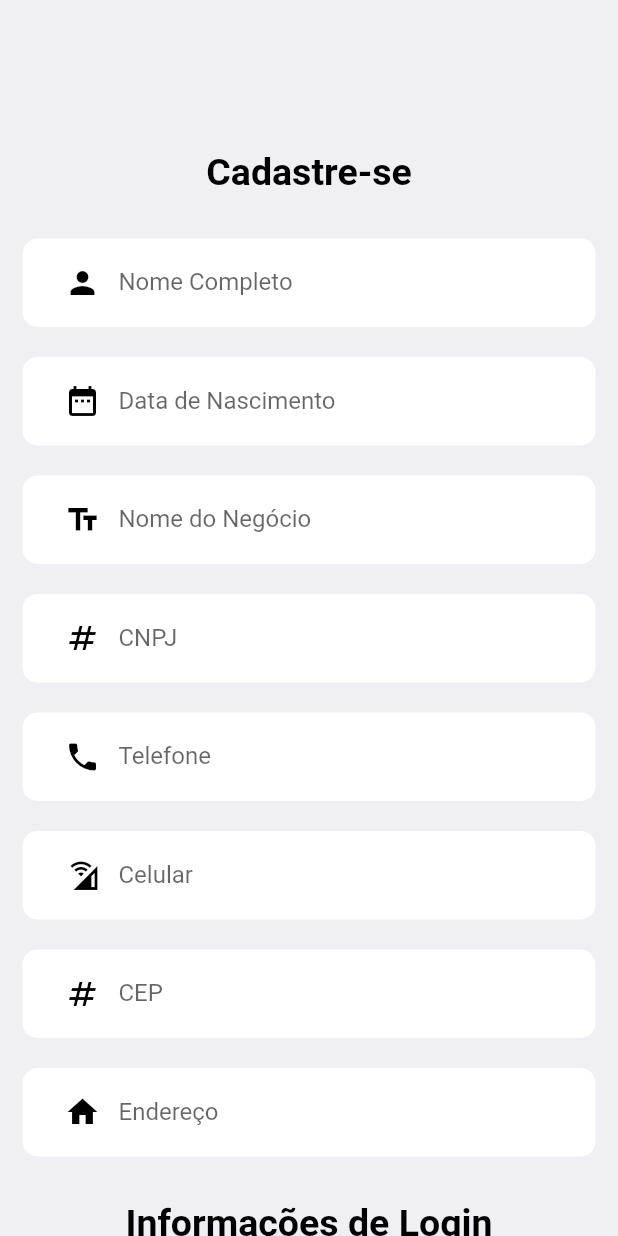
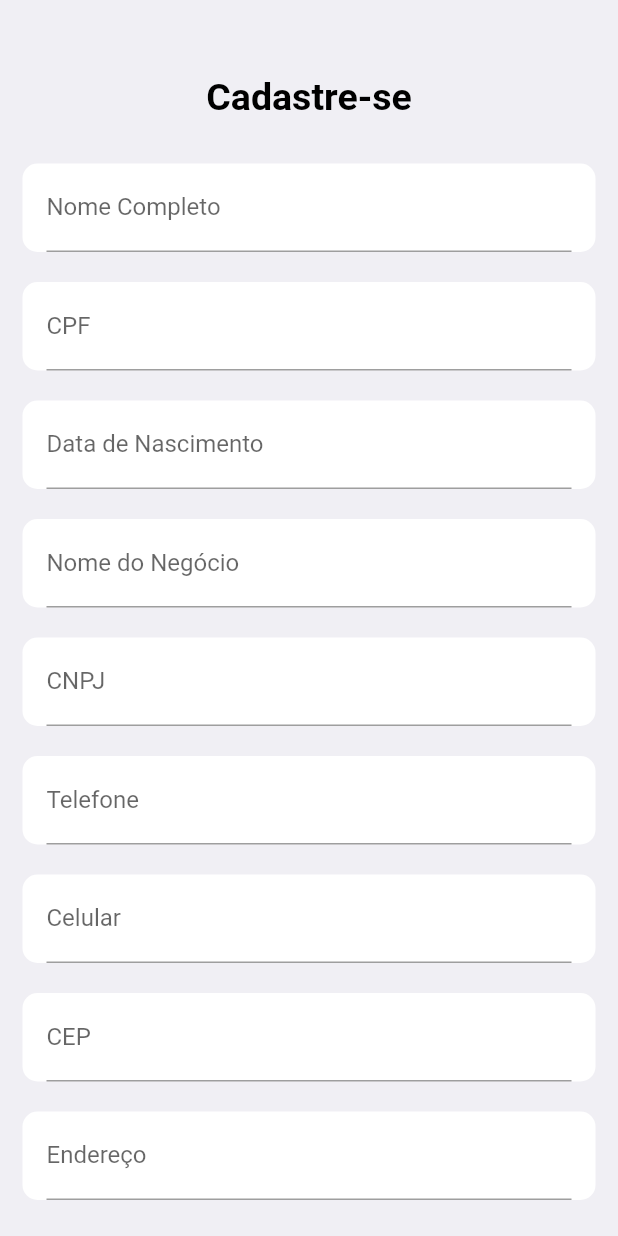
Before and after one commit to guiqmaia/gear, a Flutter app: the Signup screen opened directly, on a phone screen of 412 x 824 dp. Run offline on Flutter 3.47's test engine with Material 2 defaults, Android fonts, the phone set to English and light mode, and no system bars; our stand-ins replace animated_text_kit, brasil_fields, dotted_border, fl_chart, image_picker, sqflite; missing offline and left inert: onboarding; accounts and stored records are empty.

Commit message:
formatting cadastro

```diff
--- a/lib/presenter/shared/widgets/text_field_app.dart
+++ b/lib/presenter/shared/widgets/text_field_app.dart
@@ -1,5 +1,6 @@
+import 'package:brasil_fields/brasil_fields.dart';
 import 'package:flutter/material.dart';
-
+import 'package:flutter/services.dart';
 
 // ignore: must_be_immutable
 class TextFieldApp extends StatelessWidget {
@@ -7,6 +8,8 @@ class TextFieldApp extends StatelessWidget {
   final IconData iconInput;
   final dynamic typeController;
   bool? isObscured;
+  TextInputFormatter? formater;
+  bool? isFormatted = false;
 
   TextFieldApp({
     Key? key,
@@ -14,6 +17,8 @@ class TextFieldApp extends StatelessWidget {
     required this.iconInput,
     required this.typeController,
     this.isObscured = false,
+    this.formater,
+    this.isFormatted,
   }) : super(key: key);
 
   @override
@@ -30,22 +35,31 @@ class TextFieldApp extends StatelessWidget {
         color: Colors.white,
         borderRadius: BorderRadius.circular(10),
       ),
-      child: TextField(
-        controller: typeController,
-        obscureText: isObscured! ? true : false,
-        obscuringCharacter: '•',
-        keyboardType: TextInputType.name,
-        decoration: InputDecoration(
-          labelText: labelItem,
-          prefixIcon: Icon(
-            iconInput,
-            color: Colors.black,
-          ),
-          border: InputBorder.none,
-        ),
+      child: RowFormatters(
+        label: labelItem,
+        formatter: isFormatted! ? formater : formater,
       ),
     );
   }
 }
 
-// const Color.fromRGBO(0, 102, 204, 0.1)
+class RowFormatters extends StatelessWidget {
+  final String label;
+  final TextInputFormatter? formatter;
+  RowFormatters({
+    Key? key,
+    required this.label,
+    this.formatter,
+  }) : super(key: key);
+
+  @override
+  Widget build(BuildContext context) {
+    return TextField(
+      decoration: InputDecoration(label: Text(label)),
+      inputFormatters: [
+        FilteringTextInputFormatter.digitsOnly,
+        formatter!,
+      ],
+    );
+  }
+}
--- a/lib/presenter/signup/widgets/body_sign_up.dart
+++ b/lib/presenter/signup/widgets/body_sign_up.dart
@@ -1,4 +1,6 @@
+import 'package:brasil_fields/brasil_fields.dart';
 import 'package:flutter/material.dart';
+import 'package:flutter/services.dart';
 import '../../../infra/models/user_model.dart';
 import '../../shared/widgets/big_text_app.dart';
 import '../../shared/widgets/text_field_app.dart';
@@ -6,7 +8,7 @@ import '../../shared/widgets/text_field_app.dart';
 import '../../../infra/database/gear_database.dart';
 
 class BodySignUp extends StatefulWidget {
-  const BodySignUp({
+  BodySignUp({
     Key? key,
     required this.nameController,
     required this.bithdayDateController,
@@ -40,11 +42,14 @@ class _BodySignUpState extends State<BodySignUp> {
   Widget build(BuildContext context) {
     return SingleChildScrollView(
       physics: const BouncingScrollPhysics(),
-      child: Column(
+      child: SizedBox(
+        height: MediaQuery.of(context).size.height * 1,
+        child: ListView(
+          scrollDirection: Axis.vertical,
           children: [
             Center(
               child: Padding(
-              padding: const EdgeInsets.only(top: 100, bottom: 20),
+                padding: const EdgeInsets.only(top: 50, bottom: 20),
                 child: BigTextApp(
                   text: 'Cadastre-se',
                 ),
@@ -53,49 +58,73 @@ class _BodySignUpState extends State<BodySignUp> {
             TextFieldApp(
               labelItem: 'Nome Completo',
               iconInput: Icons.person,
+              isObscured: false,
+              isFormatted: true,
+              formater: KmInputFormatter(),
+              typeController: widget.nameController,
+            ),
+            TextFieldApp(
+              labelItem: 'CPF',
+              iconInput: Icons.person,
               typeController: widget.nameController,
               isObscured: false,
+              isFormatted: false,
+              formater: CpfInputFormatter(),
             ),
             TextFieldApp(
               labelItem: 'Data de Nascimento',
               iconInput: Icons.date_range,
               typeController: widget.bithdayDateController,
               isObscured: false,
+              isFormatted: false,
+              formater: DataInputFormatter(),
             ),
             TextFieldApp(
               labelItem: 'Nome do Negócio',
               iconInput: Icons.text_fields_outlined,
               typeController: widget.bussinessNameController,
+              formater: CepInputFormatter(),
+              isFormatted: false,
               isObscured: false,
             ),
             TextFieldApp(
               labelItem: 'CNPJ',
               iconInput: Icons.numbers_sharp,
               typeController: widget.cnpjController,
+              formater: CnpjInputFormatter(),
               isObscured: false,
+              isFormatted: false,
             ),
             TextFieldApp(
               labelItem: 'Telefone',
               iconInput: Icons.phone,
               typeController: widget.phoneController,
+              formater: TelefoneInputFormatter(),
+              isFormatted: false,
               isObscured: false,
             ),
             TextFieldApp(
               labelItem: 'Celular',
               iconInput: Icons.cell_wifi,
+              formater: TelefoneInputFormatter(),
               typeController: widget.cellphoneController,
+              isFormatted: false,
               isObscured: false,
             ),
             TextFieldApp(
               labelItem: 'CEP',
               iconInput: Icons.numbers,
               typeController: widget.cepController,
+              isFormatted: false,
+              formater: CepInputFormatter(),
               isObscured: false,
             ),
             TextFieldApp(
               labelItem: 'Endereço',
               iconInput: Icons.home,
+              isFormatted: false,
               typeController: widget.adressController,
+              formater: CepInputFormatter(),
               isObscured: false,
             ),
             Padding(
@@ -106,13 +135,17 @@ class _BodySignUpState extends State<BodySignUp> {
               labelItem: 'Email',
               iconInput: Icons.email,
               typeController: widget.loginController,
+              isFormatted: false,
               isObscured: false,
+              formater: CepInputFormatter(),
             ),
             TextFieldApp(
               labelItem: 'Senha',
               iconInput: Icons.key,
               typeController: widget.passwordController,
-            isObscured: false,
+              isFormatted: false,
+              isObscured: true,
+              formater: CepInputFormatter(),
             ),
             Padding(
               padding: const EdgeInsets.only(top: 20, bottom: 10),
@@ -147,6 +180,7 @@ class _BodySignUpState extends State<BodySignUp> {
             )
           ],
         ),
+      ),
     );
   }
 }
--- a/pubspec.yaml
+++ b/pubspec.yaml
@@ -43,6 +43,7 @@ dependencies:
   sqflite: ^2.0.3
   flutter_launcher_icons: ^0.9.3
   animated_text_kit: ^4.2.2
+  brasil_fields: ^1.4.5
 
 dev_dependencies:
   flutter_test:
```
Also changed, not shown: lib/presenter/signup/widgets/TextFieldSignUp.dart (deleted, +0 -52 lines), pubspec.lock. Lines whose indentation alone changed are shown as unchanged.
